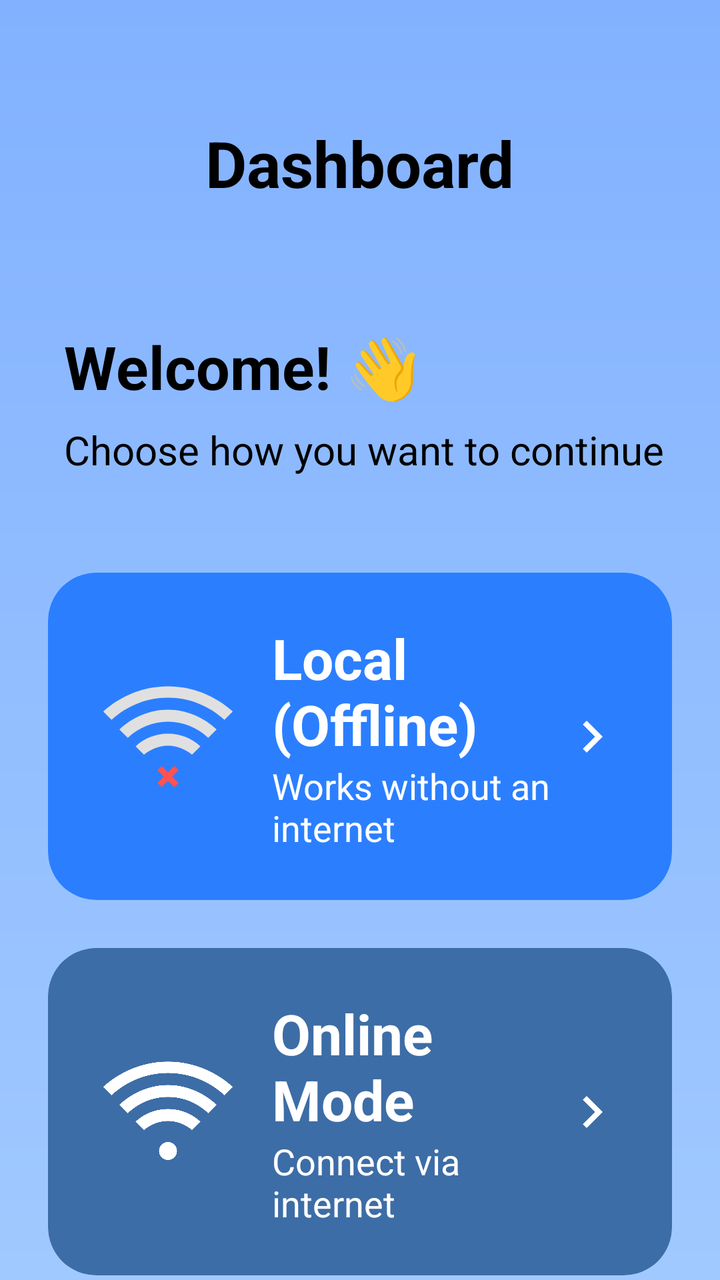
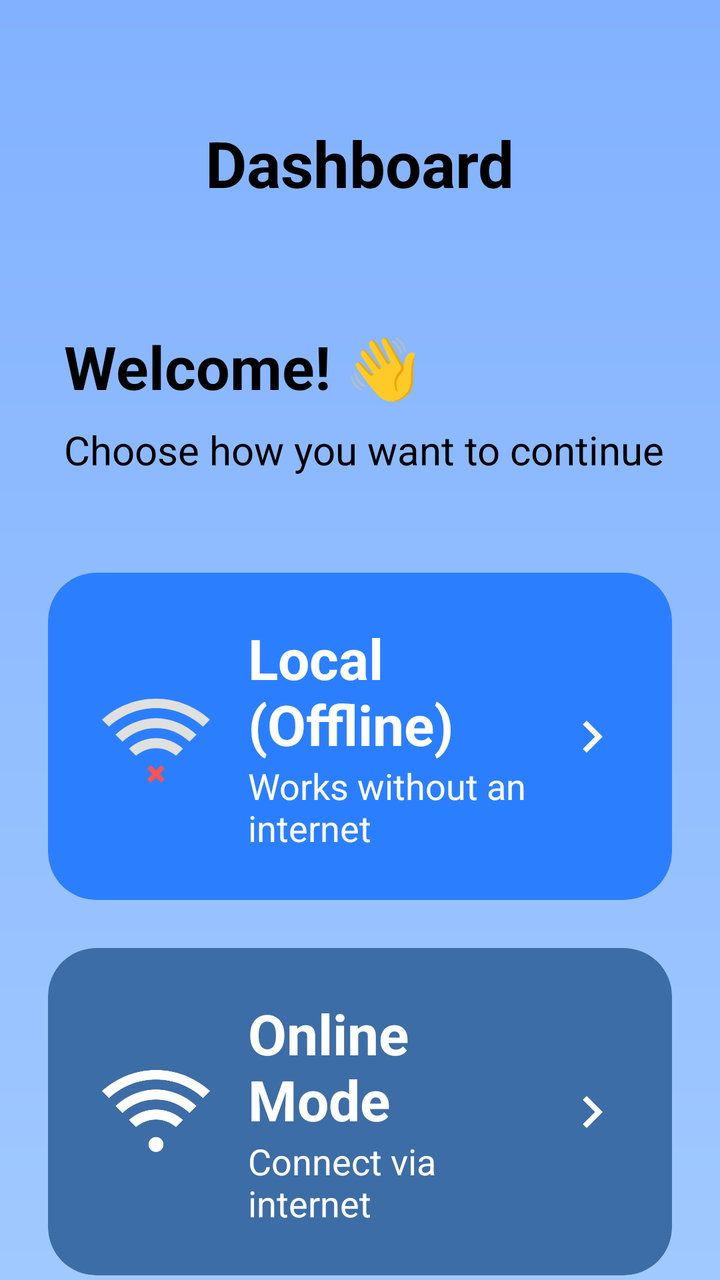

An Android layout rendered at two revisions. The XML below is the earlier revision; the diff shows what the commit changed to produce the second picture.
<!-- AndroidManifest.xml: application theme Theme.LuminaPoll -->
<!-- res/layout/dashboard_activity_home.xml -->
<?xml version="1.0" encoding="utf-8"?>
<FrameLayout xmlns:android="http://schemas.android.com/apk/res/android"
    xmlns:app="http://schemas.android.com/apk/res-auto"
    xmlns:tools="http://schemas.android.com/tools"
    android:id="@+id/main"
    android:layout_width="match_parent"
    android:layout_height="match_parent"
    android:background="@drawable/bg_home_gradient">

    <androidx.core.widget.NestedScrollView
        android:layout_width="match_parent"
        android:layout_height="match_parent"
        android:fillViewport="true">

        <androidx.constraintlayout.widget.ConstraintLayout
            android:layout_width="match_parent"
            android:layout_height="wrap_content"
            android:paddingTop="60dp"
            android:paddingBottom="@dimen/spacing_large">

            <TextView
                android:id="@+id/dashboard_title"
                android:layout_width="wrap_content"
                android:layout_height="wrap_content"
                android:text="Dashboard"
                android:textColor="@color/black"
                android:textSize="32sp"
                android:textStyle="bold"
                app:layout_constraintEnd_toEndOf="parent"
                app:layout_constraintStart_toStartOf="parent"
                app:layout_constraintTop_toTopOf="parent" />

            <TextView
                android:id="@+id/welcome_label"
                android:layout_width="wrap_content"
                android:layout_height="wrap_content"
                android:layout_marginStart="32dp"
                android:layout_marginTop="60dp"
                android:text="Welcome! 👋"
                android:textColor="@color/black"
                android:textSize="30sp"
                android:textStyle="bold"
                app:layout_constraintStart_toStartOf="parent"
                app:layout_constraintTop_toBottomOf="@id/dashboard_title" />

            <TextView
                android:id="@+id/instruction_label"
                android:layout_width="wrap_content"
                android:layout_height="wrap_content"
                android:layout_marginStart="32dp"
                android:layout_marginTop="8dp"
                android:text="Choose how you want to continue"
                android:textColor="@color/black"
                android:textSize="20sp"
                app:layout_constraintStart_toStartOf="parent"
                app:layout_constraintTop_toBottomOf="@id/welcome_label" />

            
            <androidx.cardview.widget.CardView
                android:id="@+id/mode_local"
                android:layout_width="match_parent"
                android:layout_height="wrap_content"
                android:layout_marginHorizontal="24dp"
                android:layout_marginTop="48dp"
                android:clickable="true"
                android:focusable="true"
                android:foreground="?attr/selectableItemBackground"
                app:cardBackgroundColor="@color/color_l200"
                app:cardCornerRadius="24dp"
                app:cardElevation="0dp"
                app:layout_constraintTop_toBottomOf="@id/instruction_label">

                <androidx.constraintlayout.widget.ConstraintLayout
                    android:layout_width="match_parent"
                    android:layout_height="wrap_content"
                    android:minHeight="160dp"
                    android:padding="24dp">

                    <ImageView
                        android:id="@+id/local_icon"
                        android:layout_width="72dp"
                        android:layout_height="72dp"
                        android:src="@drawable/ic_no_net"
                        app:layout_constraintBottom_toBottomOf="parent"
                        app:layout_constraintStart_toStartOf="parent"
                        app:layout_constraintTop_toTopOf="parent" />

                    <TextView
                        android:id="@+id/local_mode_title"
                        android:layout_width="0dp"
                        android:layout_height="wrap_content"
                        android:layout_marginStart="16dp"
                        android:text="Local (Offline)"
                        android:textColor="@color/white"
                        android:textSize="28sp"
                        android:textStyle="bold"
                        app:layout_constraintBottom_toTopOf="@id/local_mode_sub"
                        app:layout_constraintEnd_toStartOf="@id/local_arrow"
                        app:layout_constraintStart_toEndOf="@id/local_icon"
                        app:layout_constraintTop_toTopOf="parent"
                        app:layout_constraintVertical_chainStyle="packed" />

                    <TextView
                        android:id="@+id/local_mode_sub"
                        android:layout_width="0dp"
                        android:layout_height="wrap_content"
                        android:text="Works without an internet"
                        android:textColor="@color/white"
                        android:textSize="18sp"
                        app:layout_constraintBottom_toBottomOf="parent"
                        app:layout_constraintEnd_toStartOf="@id/local_arrow"
                        app:layout_constraintStart_toStartOf="@id/local_mode_title"
                        app:layout_constraintTop_toBottomOf="@id/local_mode_title" />

                    <ImageView
                        android:id="@+id/local_arrow"
                        android:layout_width="32dp"
                        android:layout_height="32dp"
                        android:src="@drawable/ic_next_arrow"
                        app:layout_constraintBottom_toBottomOf="parent"
                        app:layout_constraintEnd_toEndOf="parent"
                        app:layout_constraintTop_toTopOf="parent"
                        app:tint="@color/white" />

                </androidx.constraintlayout.widget.ConstraintLayout>
            </androidx.cardview.widget.CardView>

            
            <androidx.cardview.widget.CardView
                android:id="@+id/mode_online"
                android:layout_width="match_parent"
                android:layout_height="wrap_content"
                android:layout_marginHorizontal="24dp"
                android:layout_marginTop="24dp"
                android:clickable="true"
                android:focusable="true"
                android:foreground="?attr/selectableItemBackground"
                app:cardBackgroundColor="@color/color_d300"
                app:cardCornerRadius="24dp"
                app:cardElevation="0dp"
                app:layout_constraintTop_toBottomOf="@id/mode_local">

                <androidx.constraintlayout.widget.ConstraintLayout
                    android:layout_width="match_parent"
                    android:layout_height="wrap_content"
                    android:minHeight="160dp"
                    android:padding="24dp">

                    <ImageView
                        android:id="@+id/online_icon"
                        android:layout_width="72dp"
                        android:layout_height="72dp"
                        android:src="@drawable/ic_net"
                        app:layout_constraintBottom_toBottomOf="parent"
                        app:layout_constraintStart_toStartOf="parent"
                        app:layout_constraintTop_toTopOf="parent"
                        app:tint="@color/white" />

                    <TextView
                        android:id="@+id/online_mode_title"
                        android:layout_width="0dp"
                        android:layout_height="wrap_content"
                        android:layout_marginStart="16dp"
                        android:text="Online Mode"
                        android:textColor="@color/white"
                        android:textSize="28sp"
                        android:textStyle="bold"
                        app:layout_constraintBottom_toTopOf="@id/online_mode_sub"
                        app:layout_constraintEnd_toStartOf="@id/online_arrow"
                        app:layout_constraintStart_toEndOf="@id/online_icon"
                        app:layout_constraintTop_toTopOf="parent"
                        app:layout_constraintVertical_chainStyle="packed" />

                    <TextView
                        android:id="@+id/online_mode_sub"
                        android:layout_width="0dp"
                        android:layout_height="wrap_content"
                        android:text="Connect via internet"
                        android:textColor="@color/white"
                        android:textSize="18sp"
                        app:layout_constraintBottom_toBottomOf="parent"
                        app:layout_constraintEnd_toStartOf="@id/online_arrow"
                        app:layout_constraintStart_toStartOf="@id/online_mode_title"
                        app:layout_constraintTop_toBottomOf="@id/online_mode_title" />

                    <ImageView
                        android:id="@+id/online_arrow"
                        android:layout_width="32dp"
                        android:layout_height="32dp"
                        android:src="@drawable/ic_next_arrow"
                        app:layout_constraintBottom_toBottomOf="parent"
                        app:layout_constraintEnd_toEndOf="parent"
                        app:layout_constraintTop_toTopOf="parent"
                        app:tint="@color/white" />

                </androidx.constraintlayout.widget.ConstraintLayout>
            </androidx.cardview.widget.CardView>

        </androidx.constraintlayout.widget.ConstraintLayout>
    </androidx.core.widget.NestedScrollView>
</FrameLayout>
<!-- resources referenced by this layout -->
<resources>
  <color name="black">#FF000000</color>
  <color name="color_d300">#3D6DA6</color>
  <color name="color_l200">#2B7FFF</color>
  <color name="white">#FFFFFFFF</color>
  <dimen name="spacing_large">24dp</dimen>
  <!-- drawable bg_home_gradient (drawable) -->
  <?xml version="1.0" encoding="utf-8"?>
  <shape xmlns:android="http://schemas.android.com/apk/res/android"
      android:shape="rectangle">
      <gradient
          android:angle="270"
          android:endColor="#A0C9FF"
          android:startColor="#82B1FF"
          android:type="linear" />
  </shape>
  <!-- drawable ic_net (drawable) -->
  <vector xmlns:android="http://schemas.android.com/apk/res/android"
      android:width="24dp"
      android:height="24dp"
      android:viewportWidth="24"
      android:viewportHeight="24">
      <path
          android:fillColor="#FFFFFF"
          android:pathData="M12,5.5C8.4,5.5 5.1,6.9 2.6,9.2L1.2,7.8C4.1,5.2 7.9,3.6 12,3.6s7.9,1.6 10.8,4.2l-1.4,1.4C18.9,6.9 15.6,5.5 12,5.5z"/>
      <path
          android:fillColor="#FFFFFF"
          android:pathData="M12,9.5C9.4,9.5 7.1,10.5 5.3,12.2l-1.4,-1.4c2.2,-2.1 5.2,-3.3 8.1,-3.3s5.9,1.2 8.1,3.3l-1.4,1.4C16.9,10.5 14.6,9.5 12,9.5z"/>
      <path
          android:fillColor="#FFFFFF"
          android:pathData="M12,13.5c-1.5,0 -2.9,0.6 -4,1.5l-1.4,-1.4c1.4,-1.3 3.3,-2.1 5.4,-2.1s4,0.8 5.4,2.1l-1.4,1.4C14.9,14.1 13.5,13.5 12,13.5z"/>
      <path
          android:fillColor="#FFFFFF"
          android:pathData="M12,18.5m-1.5,0a1.5,1.5 0,1 1,3 0a1.5,1.5 0,1 1,-3 0"/>
  </vector>
  <!-- drawable ic_next_arrow (drawable) -->
  <vector xmlns:android="http://schemas.android.com/apk/res/android"
      android:width="32dp"
      android:height="32dp"
      android:viewportWidth="24"
      android:viewportHeight="24">
      <path
          android:fillColor="@android:color/white"
          android:pathData="M8.59,16.59L13.17,12L8.59,7.41L10,6l6,6l-6,6L8.59,16.59z" />
  </vector>
  <!-- drawable ic_no_net (drawable) -->
  <vector xmlns:android="http://schemas.android.com/apk/res/android"
      android:width="24dp"
      android:height="24dp"
      android:viewportWidth="24"
      android:viewportHeight="24">
      <path
          android:fillColor="#E0E0E0"
          android:pathData="M12,5.5C8.4,5.5 5.1,6.9 2.6,9.2L1.2,7.8C4.1,5.2 7.9,3.6 12,3.6s7.9,1.6 10.8,4.2l-1.4,1.4C18.9,6.9 15.6,5.5 12,5.5z"/>
      <path
          android:fillColor="#E0E0E0"
          android:pathData="M12,9.5C9.4,9.5 7.1,10.5 5.3,12.2l-1.4,-1.4c2.2,-2.1 5.2,-3.3 8.1,-3.3s5.9,1.2 8.1,3.3l-1.4,1.4C16.9,10.5 14.6,9.5 12,9.5z"/>
      <path
          android:fillColor="#E0E0E0"
          android:pathData="M12,13.5c-1.5,0 -2.9,0.6 -4,1.5l-1.4,-1.4c1.4,-1.3 3.3,-2.1 5.4,-2.1s4,0.8 5.4,2.1l-1.4,1.4C14.9,14.1 13.5,13.5 12,13.5z"/>
      
      <path
          android:fillColor="#FF5252"
          android:pathData="M12,17.94l1.06,-1.06l0.71,0.71l-1.06,1.06l1.06,1.06l-0.71,0.71l-1.06,-1.06l-1.06,1.06l-0.71,-0.71l1.06,-1.06l-1.06,-1.06l0.71,-0.71z"/>
  </vector>
  <style name="Theme.LuminaPoll" parent="Theme.AppCompat.DayNight.NoActionBar">
          <item name="colorPrimary">?attr/colorModePrimary</item>
          <item name="android:statusBarColor">@android:color/transparent</item>
          <item name="android:navigationBarColor">@android:color/transparent</item>
          <item name="android:windowBackground">?attr/colorModeBackground</item>
          
          
          <item name="colorModeSecondary">@color/white</item>
          <item name="colorModeButtonText">@color/white</item>
      </style>
</resources>

<!-- the commit's change to res/layout/dashboard_activity_home.xml (unified diff, before → after) -->
@@ -78,12 +78,13 @@
 
                     <ImageView
                         android:id="@+id/local_icon"
-                        android:layout_width="72dp"
-                        android:layout_height="72dp"
+                        android:layout_width="60dp"
+                        android:layout_height="60dp"
                         android:src="@drawable/ic_no_net"
                         app:layout_constraintBottom_toBottomOf="parent"
                         app:layout_constraintStart_toStartOf="parent"
-                        app:layout_constraintTop_toTopOf="parent" />
+                        app:layout_constraintTop_toTopOf="parent"
+                        app:layout_constraintVertical_bias="0.538" />
 
                     <TextView
                         android:id="@+id/local_mode_title"
@@ -148,8 +149,8 @@
 
                     <ImageView
                         android:id="@+id/online_icon"
-                        android:layout_width="72dp"
-                        android:layout_height="72dp"
+                        android:layout_width="60dp"
+                        android:layout_height="60dp"
                         android:src="@drawable/ic_net"
                         app:layout_constraintBottom_toBottomOf="parent"
                         app:layout_constraintStart_toStartOf="parent"
